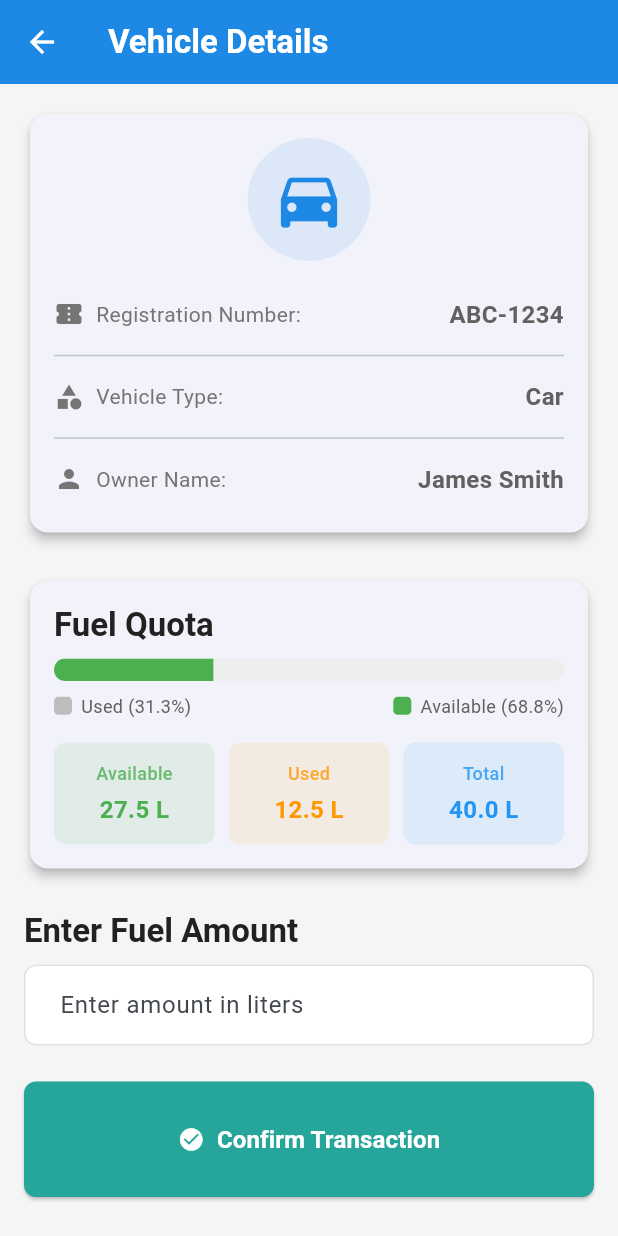
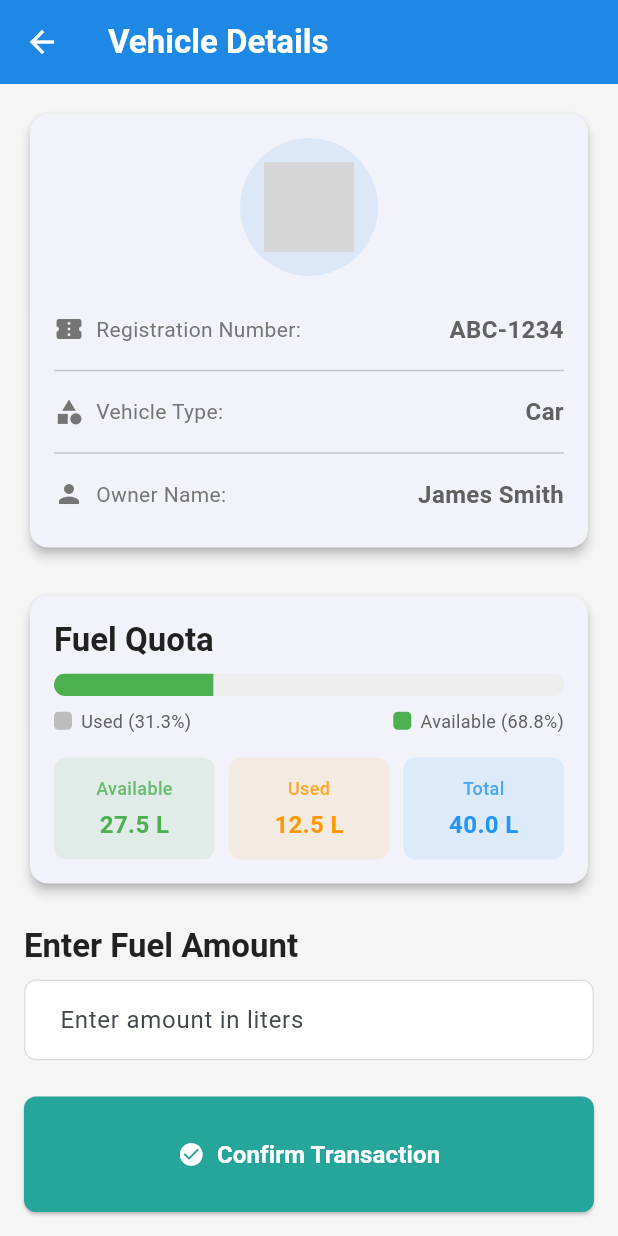
Before and after one commit to im-ushan-ikshana/fuel-quota-management, a Flutter app: the VehicleDetailsScreen screen opened directly with sample values from the repository, on a phone screen of 412 x 824 dp. Run offline on Flutter 3.47's test engine with Material 3 defaults, Android fonts, the phone set to English and light mode, and no system bars; our stand-ins replace dio, flutter_secure_storage, flutter_svg, pretty_dio_logger, qr_flutter, shared_preferences; missing offline and left inert: mobile_scanner; accounts and stored records are empty; grey boxes are pictures that could not be loaded.

Commit message:
Display suitable SVG images for different vehicle types

```diff
--- a/mobile/lib/features/vehicle_details/screens/vehicle_details_screen.dart
+++ b/mobile/lib/features/vehicle_details/screens/vehicle_details_screen.dart
@@ -1,5 +1,6 @@
 import 'package:flutter/material.dart';
 import 'package:flutter/services.dart';
+import 'package:flutter_svg/flutter_svg.dart';
 import 'package:mobile/core/utils/helpers.dart';
 import 'package:mobile/core/widgets/app_button.dart';
 import 'package:mobile/data/models/vehicle.dart';
@@ -66,7 +67,6 @@ class _VehicleDetailsScreenState extends State<VehicleDetailsScreen> {
       ),
     );
   }
-
   Widget _buildVehicleInfoCard() {
     return Card(
       elevation: 3,
@@ -85,13 +85,10 @@ class _VehicleDetailsScreenState extends State<VehicleDetailsScreen> {
                   color: Theme.of(context).colorScheme.primary.withOpacity(0.1),
                   shape: BoxShape.circle,
                 ),
-                child: Icon(
-                  widget.vehicle.vehicleType.toLowerCase() == 'motorcycle'
-                      ? Icons.motorcycle
-                      : widget.vehicle.vehicleType.toLowerCase() == 'van'
-                          ? Icons.airport_shuttle
-                          : Icons.directions_car,
-                  size: 50,
+                child: SvgPicture.asset(
+                  _getVehicleImagePath(widget.vehicle.vehicleType),
+                  height: 60,
+                  width: 60,
                   color: Theme.of(context).colorScheme.primary,
                 ),
               ),
@@ -119,8 +116,13 @@ class _VehicleDetailsScreenState extends State<VehicleDetailsScreen> {
       ),
     );
   }
+  Widget _buildInfoRow(String label, String value, IconData icon) {
+    // Format registration number if needed (e.g., ABC1234 to ABC-1234)
+    String displayValue = value;
+    if (label == 'Registration Number') {
+      displayValue = _formatRegistrationNumber(value);
+    }
 
-  Widget _buildInfoRow(String label, String value, IconData icon) {
     return Padding(
       padding: const EdgeInsets.symmetric(vertical: 8.0),
       child: Row(
@@ -141,7 +143,7 @@ class _VehicleDetailsScreenState extends State<VehicleDetailsScreen> {
           const SizedBox(width: 8),
           Expanded(
             child: Text(
-              value,
+              displayValue,
               style: const TextStyle(
                 fontSize: 16,
                 fontWeight: FontWeight.bold,
@@ -412,7 +414,6 @@ class _VehicleDetailsScreenState extends State<VehicleDetailsScreen> {
       ),
     );
   }
-
   void _handleBackPress(BuildContext context) {
     showDialog(
       context: context,
@@ -435,4 +436,42 @@ class _VehicleDetailsScreenState extends State<VehicleDetailsScreen> {
       ),
     );
   }
+    // Helper method to get the appropriate SVG image path based on vehicle type
+  String _getVehicleImagePath(String vehicleType) {
+    switch (vehicleType.toLowerCase()) {
+      case 'car':
+        return 'assets/images/car.svg';
+      case 'van':
+        return 'assets/images/van.svg';
+      case 'motorcycle':
+        return 'assets/images/motorcycle.svg';
+      case 'threewheeler':
+        return 'assets/images/threewheeler.svg';
+      case 'lorry':
+        return 'assets/images/lorry.svg';
+      default:
+        return 'assets/images/car.svg'; // Default to car if type is unknown
+    }
+  }
+
+  // Helper method to format registration number with dash (e.g., ABC-1234)
+  String _formatRegistrationNumber(String regNumber) {
+    // If it already has a dash, return as is
+    if (regNumber.contains('-')) {
+      return regNumber;
+    }
+
+    // Find the first digit in the string
+    final regExp = RegExp(r'[0-9]');
+    final match = regExp.firstMatch(regNumber);
+
+    if (match != null) {
+      final digitIndex = match.start;
+      // Insert a dash before the first digit
+      return '${regNumber.substring(0, digitIndex)}-${regNumber.substring(digitIndex)}';
+    }
+
+    // If no digits found, return original string
+    return regNumber;
+  }
 }
```
